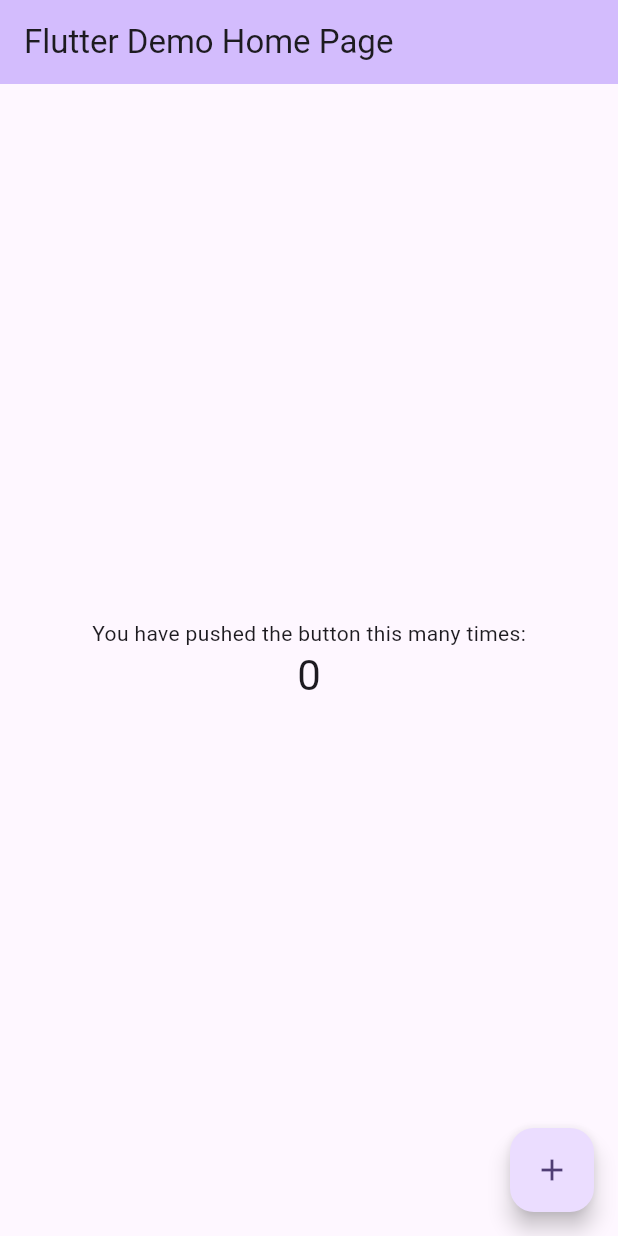
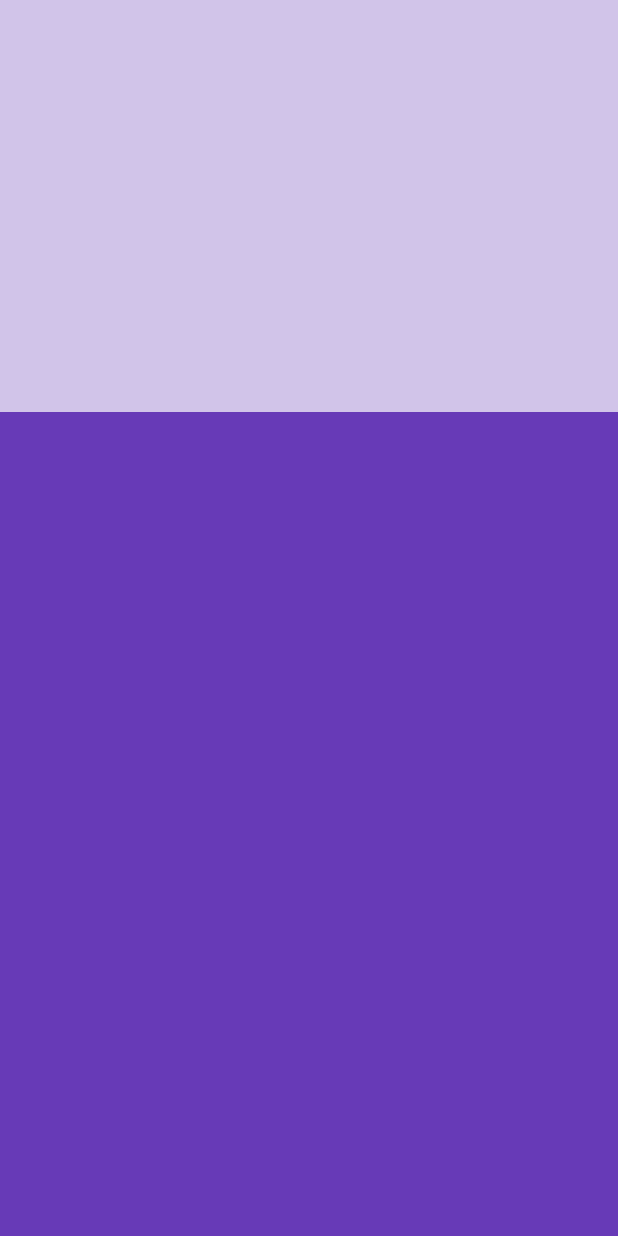
Before and after one commit to NelMatrix743/Simple-Calculator-0x00, a Flutter app: the screen it shows after launch, on a phone screen of 412 x 824 dp. Run offline on Flutter 3.47's test engine with Material 3 defaults, Android fonts, the phone set to English and light mode, and no system bars.

Commit message:
feat: change app background

```diff
--- a/lib/main.dart
+++ b/lib/main.dart
@@ -7,116 +7,30 @@ void main() {
 class MyApp extends StatelessWidget {
   const MyApp({super.key});
 
-  // This widget is the root of your application.
   @override
   Widget build(BuildContext context) {
-    return MaterialApp(
-      title: 'C4LCUTOR',
-      theme: ThemeData(
-        // This is the theme of your application.
-        //
-        // TRY THIS: Try running your application with "flutter run". You'll see
-        // the application has a purple toolbar. Then, without quitting the app,
-        // try changing the seedColor in the colorScheme below to Colors.green
-        // and then invoke "hot reload" (save your changes or press the "hot
-        // reload" button in a Flutter-supported IDE, or press "r" if you used
-        // the command line to start the app).
-        //
-        // Notice that the counter didn't reset back to zero; the application
-        // state is not lost during the reload. To reset the state, use hot
-        // restart instead.
-        //
-        // This works for code too, not just values: Most code changes can be
-        // tested with just a hot reload.
-        colorScheme: ColorScheme.fromSeed(seedColor: Colors.deepPurple),
-      ),
-      home: const MyHomePage(title: 'Flutter Demo Home Page'),
-    );
+    return MaterialApp(debugShowCheckedModeBanner: false, home: HomePage());
   }
 }
 
-class MyHomePage extends StatefulWidget {
-  const MyHomePage({super.key, required this.title});
-
-  // This widget is the home page of your application. It is stateful, meaning
-  // that it has a State object (defined below) that contains fields that affect
-  // how it looks.
-
-  // This class is the configuration for the state. It holds the values (in this
-  // case the title) provided by the parent (in this case the App widget) and
-  // used by the build method of the State. Fields in a Widget subclass are
-  // always marked "final".
-
-  final String title;
+class HomePage extends StatefulWidget {
+  const HomePage({super.key});
 
   @override
-  State<MyHomePage> createState() => _MyHomePageState();
-}
+  State<HomePage> createState() => _HomePageState();
+} // HomePage
 
-class _MyHomePageState extends State<MyHomePage> {
-  int _counter = 0;
-
-  void _incrementCounter() {
-    setState(() {
-      // This call to setState tells the Flutter framework that something has
-      // changed in this State, which causes it to rerun the build method below
-      // so that the display can reflect the updated values. If we changed
-      // _counter without calling setState(), then the build method would not be
-      // called again, and so nothing would appear to happen.
-      _counter++;
-    });
-  }
-
+class _HomePageState extends State<HomePage> {
   @override
   Widget build(BuildContext context) {
-    // This method is rerun every time setState is called, for instance as done
-    // by the _incrementCounter method above.
-    //
-    // The Flutter framework has been optimized to make rerunning build methods
-    // fast, so that you can just rebuild anything that needs updating rather
-    // than having to individually change instances of widgets.
     return Scaffold(
-      appBar: AppBar(
-        // TRY THIS: Try changing the color here to a specific color (to
-        // Colors.amber, perhaps?) and trigger a hot reload to see the AppBar
-        // change color while the other colors stay the same.
-        backgroundColor: Theme.of(context).colorScheme.inversePrimary,
-        // Here we take the value from the MyHomePage object that was created by
-        // the App.build method, and use it to set our appbar title.
-        title: Text(widget.title),
+      backgroundColor: Colors.deepPurple[100],
+      body: Column(
+        children: <Widget>[
+          Expanded(child: Container()),
+          Expanded(flex: 2, child: Container(color: Colors.deepPurple)),
+        ],
       ),
-      body: Center(
-        // Center is a layout widget. It takes a single child and positions it
-        // in the middle of the parent.
-        child: Column(
-          // Column is also a layout widget. It takes a list of children and
-          // arranges them vertically. By default, it sizes itself to fit its
-          // children horizontally, and tries to be as tall as its parent.
-          //
-          // Column has various properties to control how it sizes itself and
-          // how it positions its children. Here we use mainAxisAlignment to
-          // center the children vertically; the main axis here is the vertical
-          // axis because Columns are vertical (the cross axis would be
-          // horizontal).
-          //
-          // TRY THIS: Invoke "debug painting" (choose the "Toggle Debug Paint"
-          // action in the IDE, or press "p" in the console), to see the
-          // wireframe for each widget.
-          mainAxisAlignment: MainAxisAlignment.center,
-          children: <Widget>[
-            const Text('You have pushed the button this many times:'),
-            Text(
-              '$_counter',
-              style: Theme.of(context).textTheme.headlineMedium,
-            ),
-          ],
-        ),
-      ),
-      floatingActionButton: FloatingActionButton(
-        onPressed: _incrementCounter,
-        tooltip: 'Increment',
-        child: const Icon(Icons.add),
-      ), // This trailing comma makes auto-formatting nicer for build methods.
     );
-  }
-}
+  } // build
+} // _HomePageState
```
